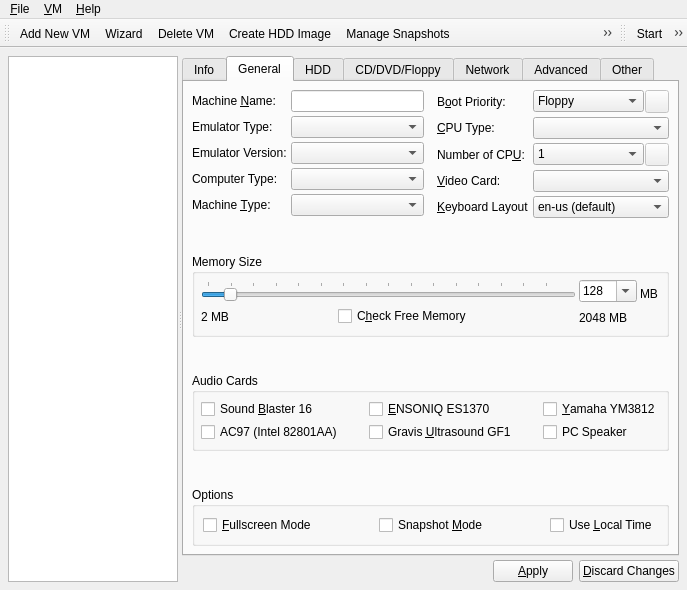
Qt form Main_Window.ui (qunying/aqemu-old) before a commit.
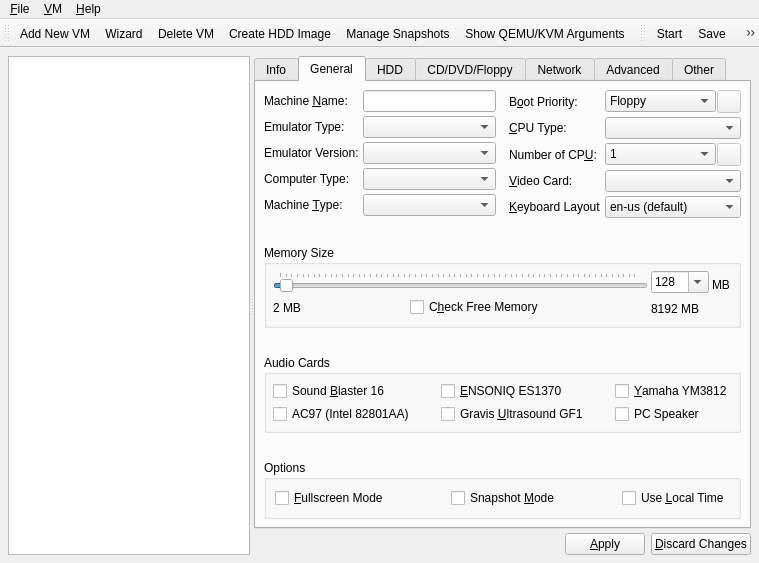
The same form after that commit. The open tabs and pages were chosen to show the change. Icons and pictures are not drawn.

Commit message: Maximum amount of RAM is increased up to 32 GB

```diff
--- a/Main_Window.ui
+++ b/Main_Window.ui
@@ -1,13 +1,13 @@
 <ui version="4.0" >
  <author>Andrey Rijov</author>
  <class>Main_Window</class>
- <widget class="QMainWindow" name="Main_Window" >
-  <property name="geometry" >
+ <widget class="QMainWindow" name="Main_Window">
+  <property name="geometry">
    <rect>
     <x>0</x>
     <y>0</y>
-    <width>687</width>
-    <height>590</height>
+    <width>759</width>
+    <height>563</height>
    </rect>
   </property>
   <property name="windowTitle" >
@@ -762,8 +762,8 @@
                  <property name="minimum" >
                   <number>2</number>
                  </property>
-                 <property name="maximum" >
-                  <number>2048</number>
+                 <property name="maximum">
+                  <number>8192</number>
                  </property>
                  <property name="singleStep" >
                   <number>4</number>
@@ -896,8 +896,8 @@
                      <height>20</height>
                     </size>
                    </property>
-                   <property name="text" >
-                    <string>2048 MB</string>
+                   <property name="text">
+                    <string>8192 MB</string>
                    </property>
                   </widget>
                  </item>
@@ -3904,17 +3904,17 @@
     </item>
    </layout>
   </widget>
-  <widget class="QMenuBar" name="menubar" >
-   <property name="geometry" >
+  <widget class="QMenuBar" name="menubar">
+   <property name="geometry">
     <rect>
      <x>0</x>
      <y>0</y>
-     <width>687</width>
-     <height>27</height>
+     <width>759</width>
+     <height>24</height>
     </rect>
    </property>
-   <widget class="QMenu" name="menuVM" >
-    <property name="title" >
+   <widget class="QMenu" name="menuVM">
+    <property name="title">
      <string>&amp;VM</string>
     </property>
     <widget class="QMenu" name="menuNew_VM" >
@@ -3949,15 +3949,15 @@
     <addaction name="actionShow_QEMU_Error_Log_Window" />
     <addaction name="actionChange_Icon" />
    </widget>
-   <widget class="QMenu" name="menuHelp" >
-    <property name="title" >
+   <widget class="QMenu" name="menuHelp">
+    <property name="title">
      <string>&amp;Help</string>
     </property>
     <addaction name="actionAbout_AQEMU" />
     <addaction name="actionAbout_Qt" />
    </widget>
-   <widget class="QMenu" name="menuFile" >
-    <property name="title" >
+   <widget class="QMenu" name="menuFile">
+    <property name="title">
      <string>&amp;File</string>
     </property>
     <addaction name="actionCreate_HDD_Image" />
@@ -3970,9 +3970,9 @@
     <addaction name="separator" />
     <addaction name="actionExit" />
    </widget>
-   <addaction name="menuFile" />
-   <addaction name="menuVM" />
-   <addaction name="menuHelp" />
+   <addaction name="menuFile"/>
+   <addaction name="menuVM"/>
+   <addaction name="menuHelp"/>
   </widget>
   <widget class="QToolBar" name="Tool_Bar_VM_Manage" >
    <property name="orientation" >
@@ -3984,12 +3984,12 @@
    <attribute name="toolBarBreak" >
     <bool>false</bool>
    </attribute>
-   <addaction name="actionAdd_New_VM" />
-   <addaction name="actionShow_New_VM_Wizard" />
-   <addaction name="actionDelete_VM" />
-   <addaction name="actionCreate_HDD_Image" />
-   <addaction name="actionManage_Snapshots" />
-   <addaction name="actionShow_QEMU_Arguments" />
+   <addaction name="actionAdd_New_VM"/>
+   <addaction name="actionShow_New_VM_Wizard"/>
+   <addaction name="actionDelete_VM"/>
+   <addaction name="actionCreate_HDD_Image"/>
+   <addaction name="actionManage_Snapshots"/>
+   <addaction name="actionShow_QEMU_Arguments"/>
   </widget>
   <widget class="QToolBar" name="Tool_Bar_VM_Control" >
    <property name="orientation" >
@@ -4001,11 +4001,11 @@
    <attribute name="toolBarBreak" >
     <bool>false</bool>
    </attribute>
-   <addaction name="actionPower_On" />
-   <addaction name="actionSave" />
-   <addaction name="actionPause" />
-   <addaction name="actionPower_Off" />
-   <addaction name="actionReset" />
+   <addaction name="actionPower_On"/>
+   <addaction name="actionSave"/>
+   <addaction name="actionPause"/>
+   <addaction name="actionPower_Off"/>
+   <addaction name="actionReset"/>
   </widget>
   <action name="actionAbout_AQEMU" >
    <property name="icon" >
@@ -4287,7 +4287,7 @@
    </property>
   </action>
  </widget>
- <layoutdefault spacing="4" margin="8" />
+ <layoutdefault spacing="4" margin="8"/>
  <tabstops>
   <tabstop>Machines_List</tabstop>
   <tabstop>Tabs</tabstop>
```
Left out of the diff: 3172 changed lines with no effect on the pictures. The commit also changes 2 other files.
